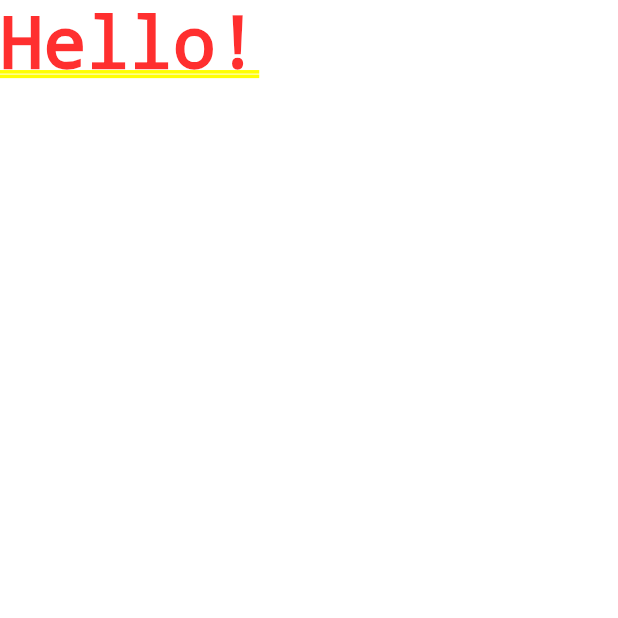
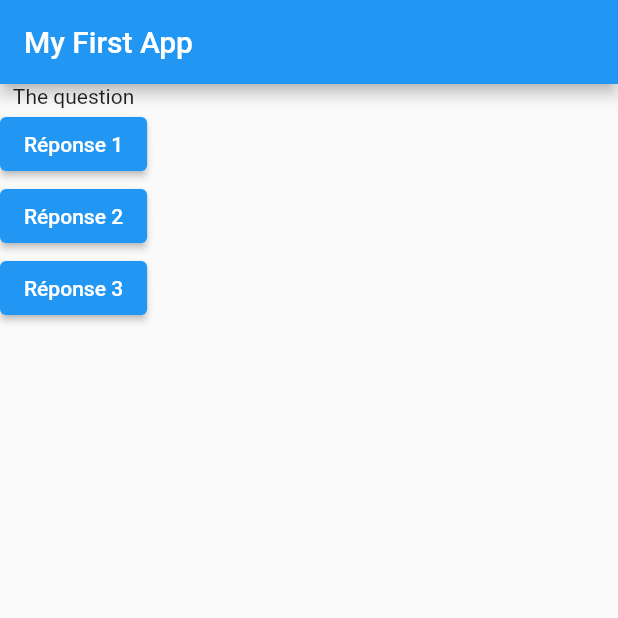
Before and after one commit to kevincalmo/Flutter-Complete-Guide, a Flutter app: the screen it shows after launch, on a phone screen of 412 x 824 dp, the top half of it. Run offline on Flutter 3.47's test engine with Material 2 defaults, Android fonts, the phone set to English and light mode, and no system bars.

Commit message:
Passage d'une forme en fonction à une forme comme celle de ES6 en javascript

```diff
--- a/lib/main.dart
+++ b/lib/main.dart
@@ -13,7 +13,28 @@ class MyApp extends StatelessWidget {
   @override
   Widget build(BuildContext context) {
     return MaterialApp(
-      home: Text('Hello!'),
+      home: Scaffold(
+        appBar: AppBar(
+          title: Text('My First App'),
+        ),
+        body: Column(
+          children: [
+            Text('The question'),
+            ElevatedButton(
+              child: Text('Réponse 1'),
+              onPressed: () => print('Réponse 1'),
+            ),
+            ElevatedButton(
+              child: Text('Réponse 2'),
+              onPressed: () => print('Réponse 2'),
+            ),
+            ElevatedButton(
+              child: Text('Réponse 3'),
+              onPressed: () => print('Réponse 3'),
+            ),
+          ],
+        ),
+      ),
     );
   }
 }
```
